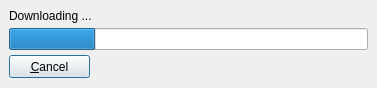
The window that trunk/client/updater/download.ui (BackupTheBerlios/wolfpack-svn) describes before a commit, drawn with Qt 5.
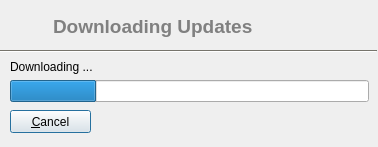
The same window after the commit. Icons and pictures are not drawn.

What changed in the file:
```diff
--- a/trunk/client/updater/download.ui
+++ b/trunk/client/updater/download.ui
@@ -8,10 +8,30 @@
    <rect>
     <x>0</x>
     <y>0</y>
-    <width>377</width>
-    <height>88</height>
+    <width>378</width>
+    <height>147</height>
    </rect>
   </property>
+  <property name="sizePolicy" >
+   <sizepolicy>
+    <hsizetype>0</hsizetype>
+    <vsizetype>0</vsizetype>
+    <horstretch>0</horstretch>
+    <verstretch>0</verstretch>
+   </sizepolicy>
+  </property>
+  <property name="minimumSize" >
+   <size>
+    <width>378</width>
+    <height>147</height>
+   </size>
+  </property>
+  <property name="maximumSize" >
+   <size>
+    <width>378</width>
+    <height>147</height>
+   </size>
+  </property>
   <property name="windowTitle" >
    <string>Extracting update...</string>
   </property>
@@ -21,11 +41,367 @@
   <property name="modal" >
    <bool>true</bool>
   </property>
+  <widget class="QFrame" name="frame" >
+   <property name="enabled" >
+    <bool>true</bool>
+   </property>
+   <property name="geometry" >
+    <rect>
+     <x>0</x>
+     <y>0</y>
+     <width>377</width>
+     <height>52</height>
+    </rect>
+   </property>
+   <property name="palette" >
+    <palette>
+     <active>
+      <color>
+       <red>128</red>
+       <green>128</green>
+       <blue>128</blue>
+      </color>
+      <color>
+       <red>236</red>
+       <green>233</green>
+       <blue>216</blue>
+      </color>
+      <color>
+       <red>255</red>
+       <green>255</green>
+       <blue>255</blue>
+      </color>
+      <color>
+       <red>255</red>
+       <green>255</green>
+       <blue>250</blue>
+      </color>
+      <color>
+       <red>118</red>
+       <green>116</green>
+       <blue>108</blue>
+      </color>
+      <color>
+       <red>157</red>
+       <green>155</green>
+       <blue>144</blue>
+      </color>
+      <color>
+       <red>128</red>
+       <green>128</green>
+       <blue>128</blue>
+      </color>
+      <color>
+       <red>255</red>
+       <green>255</green>
+       <blue>255</blue>
+      </color>
+      <color>
+       <red>128</red>
+       <green>128</green>
+       <blue>128</blue>
+      </color>
+      <color>
+       <red>255</red>
+       <green>255</green>
+       <blue>255</blue>
+      </color>
+      <color>
+       <red>255</red>
+       <green>255</green>
+       <blue>255</blue>
+      </color>
+      <color>
+       <red>0</red>
+       <green>0</green>
+       <blue>0</blue>
+      </color>
+      <color>
+       <red>49</red>
+       <green>106</green>
+       <blue>197</blue>
+      </color>
+      <color>
+       <red>255</red>
+       <green>255</green>
+       <blue>255</blue>
+      </color>
+      <color>
+       <red>0</red>
+       <green>0</green>
+       <blue>255</blue>
+      </color>
+      <color>
+       <red>255</red>
+       <green>0</green>
+       <blue>255</blue>
+      </color>
+      <color>
+       <red>245</red>
+       <green>244</green>
+       <blue>235</blue>
+      </color>
+     </active>
+     <inactive>
+      <color>
+       <red>128</red>
+       <green>128</green>
+       <blue>128</blue>
+      </color>
+      <color>
+       <red>236</red>
+       <green>233</green>
+       <blue>216</blue>
+      </color>
+      <color>
+       <red>255</red>
+       <green>255</green>
+       <blue>255</blue>
+      </color>
+      <color>
+       <red>255</red>
+       <green>255</green>
+       <blue>250</blue>
+      </color>
+      <color>
+       <red>118</red>
+       <green>116</green>
+       <blue>108</blue>
+      </color>
+      <color>
+       <red>157</red>
+       <green>155</green>
+       <blue>144</blue>
+      </color>
+      <color>
+       <red>128</red>
+       <green>128</green>
+       <blue>128</blue>
+      </color>
+      <color>
+       <red>255</red>
+       <green>255</green>
+       <blue>255</blue>
+      </color>
+      <color>
+       <red>128</red>
+       <green>128</green>
+       <blue>128</blue>
+      </color>
+      <color>
+       <red>255</red>
+       <green>255</green>
+       <blue>255</blue>
+      </color>
+      <color>
+       <red>255</red>
+       <green>255</green>
+       <blue>255</blue>
+      </color>
+      <color>
+       <red>0</red>
+       <green>0</green>
+       <blue>0</blue>
+      </color>
+      <color>
+       <red>49</red>
+       <green>106</green>
+       <blue>197</blue>
+      </color>
+      <color>
+       <red>255</red>
+       <green>255</green>
+       <blue>255</blue>
+      </color>
+      <color>
+       <red>0</red>
+       <green>0</green>
+       <blue>255</blue>
+      </color>
+      <color>
+       <red>255</red>
+       <green>0</green>
+       <blue>255</blue>
+      </color>
+      <color>
+       <red>245</red>
+       <green>244</green>
+       <blue>235</blue>
+      </color>
+     </inactive>
+     <disabled>
+      <color>
+       <red>128</red>
+       <green>128</green>
+       <blue>128</blue>
+      </color>
+      <color>
+       <red>236</red>
+       <green>233</green>
+       <blue>216</blue>
+      </color>
+      <color>
+       <red>255</red>
+       <green>255</green>
+       <blue>255</blue>
+      </color>
+      <color>
+       <red>255</red>
+       <green>255</green>
+       <blue>250</blue>
+      </color>
+      <color>
+       <red>118</red>
+       <green>116</green>
+       <blue>108</blue>
+      </color>
+      <color>
+       <red>157</red>
+       <green>155</green>
+       <blue>144</blue>
+      </color>
+      <color>
+       <red>128</red>
+       <green>128</green>
+       <blue>128</blue>
+      </color>
+      <color>
+       <red>255</red>
+       <green>255</green>
+       <blue>255</blue>
+      </color>
+      <color>
+       <red>128</red>
+       <green>128</green>
+       <blue>128</blue>
+      </color>
+      <color>
+       <red>255</red>
+       <green>255</green>
+       <blue>255</blue>
+      </color>
+      <color>
+       <red>255</red>
+       <green>255</green>
+       <blue>255</blue>
+      </color>
+      <color>
+       <red>0</red>
+       <green>0</green>
+       <blue>0</blue>
+      </color>
+      <color>
+       <red>49</red>
+       <green>106</green>
+       <blue>197</blue>
+      </color>
+      <color>
+       <red>255</red>
+       <green>255</green>
+       <blue>255</blue>
+      </color>
+      <color>
+       <red>0</red>
+       <green>0</green>
+       <blue>255</blue>
+      </color>
+      <color>
+       <red>255</red>
+       <green>0</green>
+       <blue>255</blue>
+      </color>
+      <color>
+       <red>245</red>
+       <green>244</green>
+       <blue>235</blue>
+      </color>
+     </disabled>
+    </palette>
+   </property>
+   <property name="frameShape" >
+    <enum>QFrame::NoFrame</enum>
+   </property>
+   <property name="frameShadow" >
+    <enum>QFrame::Plain</enum>
+   </property>
+   <widget class="QLabel" name="label_2" >
+    <property name="geometry" >
+     <rect>
+      <x>10</x>
+      <y>10</y>
+      <width>32</width>
+      <height>32</height>
+     </rect>
+    </property>
+    <property name="text" >
+     <string/>
+    </property>
+    <property name="pixmap" >
+     <pixmap>..\icon.xpm</pixmap>
+    </property>
+   </widget>
+   <widget class="QLabel" name="label_3" >
+    <property name="geometry" >
+     <rect>
+      <x>53</x>
+      <y>15</y>
+      <width>203</width>
+      <height>22</height>
+     </rect>
+    </property>
+    <property name="font" >
+     <font>
+      <family>Arial</family>
+      <pointsize>14</pointsize>
+      <weight>75</weight>
+      <italic>false</italic>
+      <bold>true</bold>
+      <underline>false</underline>
+      <strikeout>false</strikeout>
+     </font>
+    </property>
+    <property name="text" >
+     <string>Downloading Updates</string>
+    </property>
+   </widget>
+   <widget class="Line" name="line" >
+    <property name="geometry" >
+     <rect>
+      <x>0</x>
+      <y>50</y>
+      <width>377</width>
+      <height>2</height>
+     </rect>
+    </property>
+    <property name="orientation" >
+     <enum>Qt::Horizontal</enum>
+    </property>
+   </widget>
+  </widget>
+  <widget class="QLabel" name="label" >
+   <property name="geometry" >
+    <rect>
+     <x>10</x>
+     <y>60</y>
+     <width>359</width>
+     <height>16</height>
+    </rect>
+   </property>
+   <property name="text" >
+    <string>&lt;html>&lt;head>&lt;meta name=&quot;qrichtext&quot; content=&quot;1&quot; />&lt;/head>&lt;body style=&quot; white-space: pre-wrap; font-family:MS Shell Dlg; font-weight:400; font-style:normal; text-decoration:none;&quot;>&lt;p style=&quot; margin-top:0px; margin-bottom:0px; margin-left:0px; margin-right:0px; -qt-block-indent:0; text-indent:0px;&quot;>Downloading ...&lt;/p>&lt;/body>&lt;/html></string>
+   </property>
+   <property name="textFormat" >
+    <enum>Qt::RichText</enum>
+   </property>
+   <property name="alignment" >
+    <set>Qt::AlignLeading|Qt::AlignLeft|Qt::AlignTop</set>
+   </property>
+  </widget>
   <widget class="QProgressBar" name="progressBar" >
    <property name="geometry" >
     <rect>
-     <x>9</x>
-     <y>28</y>
+     <x>10</x>
+     <y>80</y>
      <width>359</width>
      <height>22</height>
     </rect>
@@ -40,8 +416,8 @@
   <widget class="QPushButton" name="cancelButton" >
    <property name="geometry" >
     <rect>
-     <x>9</x>
-     <y>55</y>
+     <x>10</x>
+     <y>110</y>
      <width>81</width>
      <height>23</height>
     </rect>
@@ -53,25 +429,6 @@
     <bool>false</bool>
    </property>
   </widget>
-  <widget class="QLabel" name="label" >
-   <property name="geometry" >
-    <rect>
-     <x>9</x>
-     <y>9</y>
-     <width>359</width>
-     <height>16</height>
-    </rect>
-   </property>
-   <property name="text" >
-    <string>&lt;html>&lt;head>&lt;meta name=&quot;qrichtext&quot; content=&quot;1&quot; />&lt;/head>&lt;body style=&quot; white-space: pre-wrap; font-family:MS Shell Dlg; font-weight:400; font-style:normal; text-decoration:none;&quot;>&lt;p style=&quot; margin-top:0px; margin-bottom:0px; margin-left:0px; margin-right:0px; -qt-block-indent:0; text-indent:0px;&quot;>Downloading ...&lt;/p>&lt;/body>&lt;/html></string>
-   </property>
-   <property name="textFormat" >
-    <enum>Qt::RichText</enum>
-   </property>
-   <property name="alignment" >
-    <set>Qt::AlignLeading|Qt::AlignLeft|Qt::AlignTop</set>
-   </property>
-  </widget>
  </widget>
  <pixmapfunction></pixmapfunction>
  <resources>
```
Left out of the diff: 2 changed lines with no effect on the pictures.
